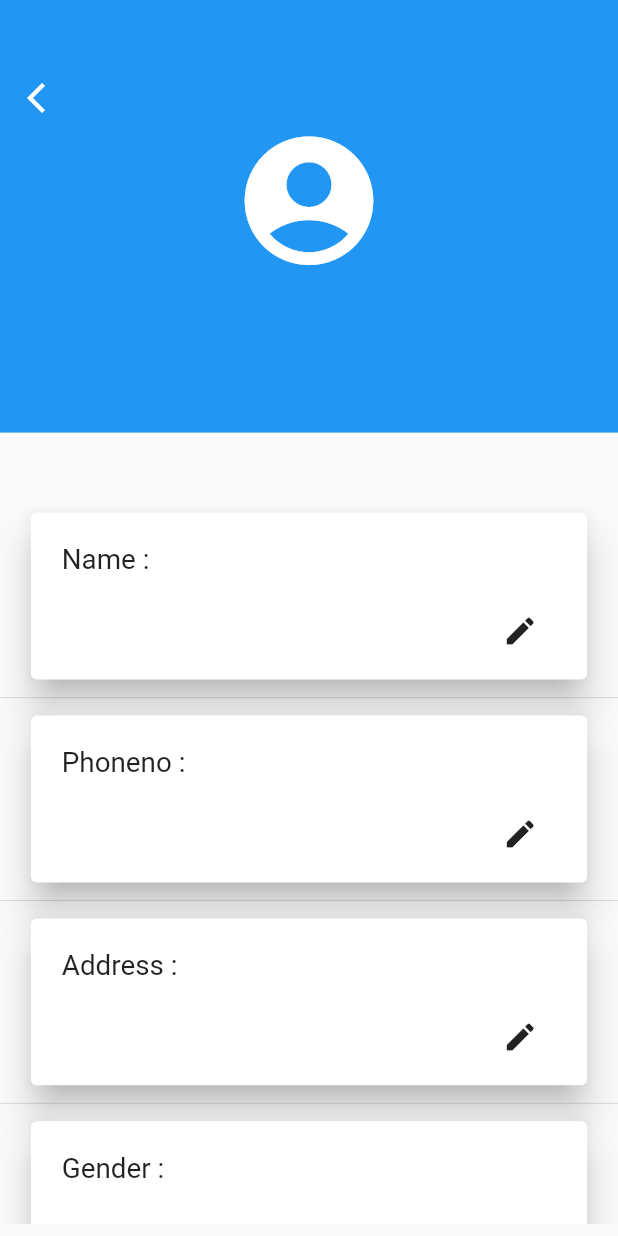
After one commit to swaadheenta/Online_grocery_app, a Flutter app: the profile screen opened directly, on a phone screen of 412 x 824 dp. The commit adds this screen. Run offline on Flutter 3.47's test engine with Material 2 defaults, Android fonts, the phone set to English and light mode, and no system bars; our stand-ins replace carousel_pro, cloud_firestore, firebase_auth, firebase_core; accounts and stored records are empty.

Commit message:
profile page started !!

```diff
--- a/lib/Authentication/auth.dart
+++ b/lib/Authentication/auth.dart
@@ -31,7 +31,7 @@ class AuthService {
           .doc(user.uid.toString())
           .collection("Details")
           .doc(username)
-          .set({"name": username, "phoneno": phoneno, "price": 0});
+          .set({"name": username, "phoneno": phoneno, "price": 0, "email":email});
       FirebaseFirestore.instance
           .collection("Orders")
           .doc(user.uid.toString())
@@ -41,7 +41,7 @@ class AuthService {
         "gender": "ebb",
         "address": "hghjgjhh",
         "id":user.uid.toString(),
-        "pending":false,
+        "pending":true,
         "completed":false,
 
       });
--- a/lib/Cart.dart
+++ b/lib/Cart.dart
@@ -20,7 +20,6 @@ class _CartState extends State<Cart> {
   @override
   Widget build(BuildContext context) {
 
-List<Map<String,String>>products=[];
 
 
     Future<void> getprice() async {
--- /dev/null
+++ b/lib/Profile.dart
@@ -0,0 +1,441 @@
+import 'package:Online_grocery_app/Helpers/Devicesize.dart';
+import 'package:cloud_firestore/cloud_firestore.dart';
+import 'package:firebase_auth/firebase_auth.dart';
+import 'package:flutter/material.dart';
+
+class profile extends StatefulWidget {
+  profile({Key key}) : super(key: key);
+
+  @override
+  _profileState createState() => _profileState();
+}
+
+class _profileState extends State<profile> {
+
+  String name = "";
+ // String email = "";
+  String phoneno = "";
+  String gender = "";
+  String address = "";
+  //String weight = "";
+
+  Future<String> getpersonalinfo() async {
+    var docname = FirebaseAuth.instance.currentUser.uid.toString();
+    DocumentSnapshot ds =
+        await FirebaseFirestore.instance.collection("Orders").doc(docname).get();
+    setState(() {
+      name = ds["name"];
+      //email = ds["email"];
+      phoneno = ds["phoneno"];
+      //height = ds["height"];
+      //weight = ds["weight"];
+      //age = ds["age"];
+       gender = ds["gender"];
+       address  = ds["address"];
+
+
+    });
+
+    return "yes";
+  }
+
+
+  Future addnametofirebase() async {
+    var docname = FirebaseAuth.instance.currentUser.uid.toString();
+    await FirebaseFirestore.instance
+        .collection("Orders")
+        .doc(docname)
+        .update({"name": name});
+
+
+  }
+
+  Future addphonenotofirebase() async {
+    var docname = FirebaseAuth.instance.currentUser.uid.toString();
+    await FirebaseFirestore.instance
+        .collection("Users")
+        .doc(docname)
+        .update({"phoneno": phoneno});
+  }
+
+  Future addaddresstofirebase() async {
+    var docname = FirebaseAuth.instance.currentUser.uid.toString();
+    await FirebaseFirestore.instance
+        .collection("Users")
+        .doc(docname)
+        .update({"address": address});
+  }
+
+  Future addgendertofirebase() async {
+    var docname = FirebaseAuth.instance.currentUser.uid.toString();
+    await FirebaseFirestore.instance
+        .collection("Users")
+        .doc(docname)
+        .update({"gender": gender});
+  }
+
+
+
+  Future<void> _displayTextInputDialogofname(BuildContext context) async {
+    String codeDialog;
+    String valueText;
+
+    TextEditingController _textFieldController = TextEditingController();
+    return showDialog(
+        context: context,
+        builder: (context) {
+          return AlertDialog(
+            title: Text('Enter your name'),
+            content: TextField(
+              onChanged: (value) {
+                setState(() {
+                  valueText = value;
+                });
+              },
+              controller: _textFieldController,
+              //decoration: InputDecoration(hintText: "Text Field in Dialog"),
+            ),
+            actions: <Widget>[
+              GestureDetector(
+                  onTap: () {
+                    setState(() {
+                      //   codeDialog = valueText;
+                      name = valueText;
+                    });
+                    Navigator.pop(context);
+                    addnametofirebase();
+                  },
+                  child: Text(
+                    "Submit",
+                    style: TextStyle(color: Colors.blue),
+                  )),
+            ],
+          );
+        });
+  }
+
+  Future<void> _displayTextInputDialogofphoneno(BuildContext context) async {
+    String codeDialog;
+    String valueText;
+
+    TextEditingController _textFieldController = TextEditingController();
+    return showDialog(
+        context: context,
+        builder: (context) {
+          return AlertDialog(
+            title: Text('Enter your phoneno'),
+            content: TextField(
+              onChanged: (value) {
+                setState(() {
+                  valueText = value;
+                });
+              },
+              controller: _textFieldController,
+              //decoration: InputDecoration(hintText: "Text Field in Dialog"),
+            ),
+            actions: <Widget>[
+              GestureDetector(
+                  onTap: () {
+                    setState(() {
+                      //  codeDialog = valueText;
+                      phoneno = valueText;
+                    });
+                    Navigator.pop(context);
+                    addphonenotofirebase();
+                  },
+                  child: Text(
+                    "Submit",
+                    style: TextStyle(color: Colors.blue),
+                  )),
+            ],
+          );
+        });
+  }
+
+  Future<void> _displayTextInputDialogofaddress(BuildContext context) async {
+    String codeDialog;
+    String valueText;
+
+    TextEditingController _textFieldController = TextEditingController();
+    return showDialog(
+        context: context,
+        builder: (context) {
+          return AlertDialog(
+            title: Text('Enter your age'),
+            content: TextField(
+              onChanged: (value) {
+                setState(() {
+                  valueText = value;
+                });
+              },
+              controller: _textFieldController,
+              //decoration: InputDecoration(hintText: "Text Field in Dialog"),
+            ),
+            actions: <Widget>[
+              GestureDetector(
+                  onTap: () {
+                    setState(() {
+                      //  codeDialog = valueText;
+                      address = valueText;
+                    });
+                    Navigator.pop(context);
+                    addaddresstofirebase();
+                  },
+                  child: Text(
+                    "Submit",
+                    style: TextStyle(color: Colors.blue),
+                  )),
+            ],
+          );
+        });
+  }
+
+  Future<void> _displayTextInputDialogofgender(BuildContext context) async {
+    String codeDialog;
+    String valueText;
+
+    TextEditingController _textFieldController = TextEditingController();
+    return showDialog(
+        context: context,
+        builder: (context) {
+          return AlertDialog(
+            title: Text('Enter your gender'),
+            content: TextField(
+              onChanged: (value) {
+                setState(() {
+                  valueText = value;
+                });
+              },
+              controller: _textFieldController,
+              //decoration: InputDecoration(hintText: "Text Field in Dialog"),
+            ),
+            actions: <Widget>[
+              GestureDetector(
+                  onTap: () {
+                    setState(() {
+                      // codeDialog = valueText;
+                      gender = valueText;
+                    });
+                    Navigator.pop(context);
+                    addgendertofirebase();
+                  },
+                  child: Text(
+                    "Submit",
+                    style: TextStyle(color: Colors.blue),
+                  )),
+            ],
+          );
+        });
+  }
+
+
+
+  @override
+  Widget build(BuildContext context) {
+    return Scaffold(
+      body: Stack(alignment: Alignment.center, children: [
+        Positioned(
+          child: Container(
+            height: displayHeight(context),
+            width: displayWidth(context),
+          ),
+        ),
+        Positioned(
+          top: 0.0,
+          child: Container(
+            color: Colors.blue,
+            height: displayHeight(context) * 0.35,
+            width: displayWidth(context),
+          ),
+        ),
+        Positioned(
+            top: displayHeight(context) * 0.05,
+            left: displayWidth(context) * 0.015,
+            child: IconButton(
+                onPressed: () {
+                  Navigator.pop(context);
+                },
+                icon: Icon(
+                  Icons.arrow_back_ios,
+                  color: Colors.white,
+                ))),
+        Positioned(
+            top: displayHeight(context) * 0.1,
+            child: Column(children: [
+              Icon(
+                Icons.account_circle,
+                size: displayWidth(context) * 0.25,
+                color: Colors.white,
+              ),
+              Divider(),
+              Text(
+                name,
+                style: TextStyle(
+                    color: Colors.white,
+                    fontSize: displayWidth(context) * 0.04),
+              ),
+              /*Text(
+                email,
+                style: TextStyle(
+                    color: Colors.white,
+                    fontSize: displayWidth(context) * 0.04),
+              ),*/
+            ])),
+        Positioned(
+          top: displayHeight(context) * 0.41,
+          child: Container(
+            height: displayHeight(context) * 0.58,
+            width: displayWidth(context),
+            child: SingleChildScrollView(
+              child: Column(
+                children: [
+                  //Card displaying name !!
+                  Card(
+                    elevation: 10.0,
+                    child: Container(
+                      height: displayHeight(context) * 0.135,
+                      width: displayWidth(context) * 0.9,
+                      child: Stack(children: [
+                        Positioned(
+                            left: displayWidth(context) * 0.05,
+                            top: displayHeight(context) * 0.025,
+                            child: Text(
+                              "Name :",
+                              style: TextStyle(
+                                  fontSize: displayWidth(context) * 0.045),
+                            )),
+                        Positioned(
+                            right: displayWidth(context) * 0.05,
+                            top: displayHeight(context) * 0.025,
+                            child: Text(
+                              name,
+                              style: TextStyle(
+                                  fontSize: displayWidth(context) * 0.045),
+                            )),
+                        Positioned(
+                            right: displayWidth(context) * 0.05,
+                            bottom: displayHeight(context) * 0.01,
+                            child: IconButton(
+                              onPressed: () =>
+                                  _displayTextInputDialogofname(context),
+                              icon: Icon(Icons.edit),
+                            )),
+                      ]),
+                    ),
+                  ),
+                  Divider(),
+                  //Card displaying phoneno !!
+                  Card(
+                    elevation: 10.0,
+                    child: Container(
+                      height: displayHeight(context) * 0.135,
+                      width: displayWidth(context) * 0.9,
+                      child: Stack(children: [
+                        Positioned(
+                            left: displayWidth(context) * 0.05,
+                            top: displayHeight(context) * 0.025,
+                            child: Text(
+                              "Phoneno :",
+                              style: TextStyle(
+                                  fontSize: displayWidth(context) * 0.045),
+                            )),
+                        Positioned(
+                            right: displayWidth(context) * 0.05,
+                            top: displayHeight(context) * 0.025,
+                            child: Text(
+                              phoneno,
+                              style: TextStyle(
+                                  fontSize: displayWidth(context) * 0.045),
+                            )),
+                        Positioned(
+                            right: displayWidth(context) * 0.05,
+                            bottom: displayHeight(context) * 0.01,
+                            child: IconButton(
+                              onPressed: () =>
+                                  _displayTextInputDialogofphoneno(context),
+                              icon: Icon(Icons.edit),
+                            )),
+                      ]),
+                    ),
+                  ),
+                  Divider(),
+                  //Card displaying age !!
+                  Card(
+                    elevation: 10.0,
+                    child: Container(
+                      height: displayHeight(context) * 0.135,
+                      width: displayWidth(context) * 0.9,
+                      child: Stack(children: [
+                        Positioned(
+                            left: displayWidth(context) * 0.05,
+                            top: displayHeight(context) * 0.025,
+                            child: Text(
+                              "Address :",
+                              style: TextStyle(
+                                  fontSize: displayWidth(context) * 0.045),
+                            )),
+                        Positioned(
+                            right: displayWidth(context) * 0.05,
+                            top: displayHeight(context) * 0.025,
+                            child: Text(
+                              address,
+                              style: TextStyle(
+                                  fontSize: displayWidth(context) * 0.045),
+                            )),
+                        Positioned(
+                            right: displayWidth(context) * 0.05,
+                            bottom: displayHeight(context) * 0.01,
+                            child: IconButton(
+                              onPressed: () =>
+                                  _displayTextInputDialogofaddress(context),
+                              icon: Icon(Icons.edit),
+                            )),
+                      ]),
+                    ),
+                  ),
+                  Divider(),
+                  //Card displaying height !!
+                  Card(
+                    elevation: 10.0,
+                    child: Container(
+                      height: displayHeight(context) * 0.135,
+                      width: displayWidth(context) * 0.9,
+                      child: Stack(children: [
+                        Positioned(
+                            left: displayWidth(context) * 0.05,
+                            top: displayHeight(context) * 0.025,
+                            child: Text(
+                              "Gender :",
+                              style: TextStyle(
+                                  fontSize: displayWidth(context) * 0.045),
+                            )),
+                        Positioned(
+                            right: displayWidth(context) * 0.05,
+                            top: displayHeight(context) * 0.025,
+                            child: Text(
+                              gender,
+                              style: TextStyle(
+                                  fontSize: displayWidth(context) * 0.045),
+                            )),
+                        Positioned(
+                            right: displayWidth(context) * 0.05,
+                            bottom: displayHeight(context) * 0.01,
+                            child: IconButton(
+                              onPressed: () =>
+                                  _displayTextInputDialogofgender(context),
+                              icon: Icon(Icons.edit),
+                            )),
+                      ]),
+                    ),
+                  ),
+                  Divider(),
+
+                ],
+              ),
+            ),
+          ),
+        )
+      ]),
+    );
+  }
+}
```
